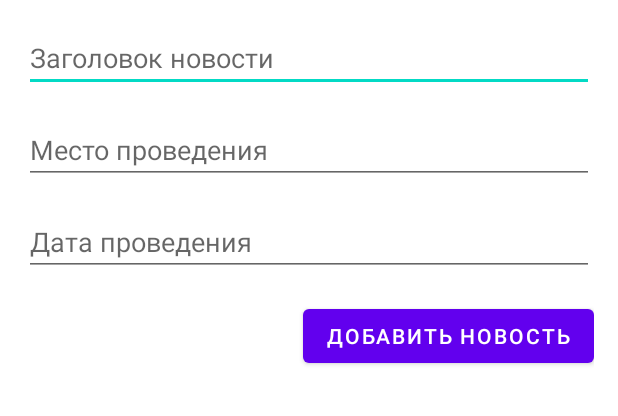
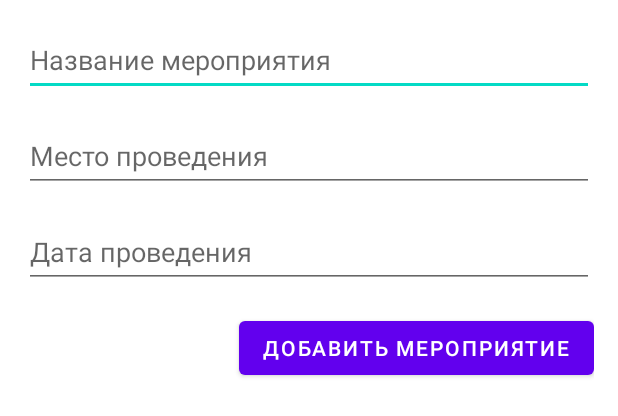
Before and after one commit to Arsenshmid/androidParty, an Android app: the layout activity_add_event.xml on its own in the app's theme, with its tools: preview values and no code run, on a phone screen of 412 x 824 dp. Shown: the top 416 px of the screen. Run offline under Robolectric (Android 15) with nearby library versions, the light colour scheme and no system bars.

```diff
--- a/app/src/main/AndroidManifest.xml
+++ b/app/src/main/AndroidManifest.xml
@@ -11,7 +11,9 @@
         android:supportsRtl="true"
         android:theme="@style/Theme.Party6"
         tools:targetApi="31">
+        <activity android:name=".ProfileActivity" />
 
+        <activity android:name=".AddEventActivity" />
         <activity
             android:name=".ui.login.LoginActivity"
             android:exported="true"> <!-- Устанавливаем android:exported="true" для LoginActivity -->
--- a/app/src/main/java/com/example/party6/AddNewsActivity.java
+++ b/app/src/main/java/com/example/party6/AddEventActivity.java
@@ -4,11 +4,11 @@ import androidx.appcompat.app.AppCompatActivity;
 
 import android.os.Bundle;
 
-public class AddNewsActivity extends AppCompatActivity {
+public class AddEventActivity extends AppCompatActivity {
 
     @Override
     protected void onCreate(Bundle savedInstanceState) {
         super.onCreate(savedInstanceState);
-        setContentView(R.layout.activity_add_news);
+        setContentView(R.layout.activity_add_event);
     }
 }
--- a/app/src/main/res/layout/activity_add_news.xml
+++ b/app/src/main/res/layout/activity_add_event.xml
@@ -5,33 +5,35 @@
     android:padding="16dp">
 
     <EditText
-        android:id="@+id/newsTitleEditText"
+        android:id="@+id/eventTitleEditText"
         android:layout_width="match_parent"
-        android:layout_height="wrap_content"
-        android:hint="Заголовок новости"
+        android:layout_height="48dp"
+        android:hint="Название мероприятия"
         android:layout_marginBottom="16dp"/>
 
     <EditText
-        android:id="@+id/newsPlaceEditText"
+        android:id="@+id/eventPlaceEditText"
         android:layout_width="match_parent"
-        android:layout_height="wrap_content"
+        android:layout_height="48dp"
         android:hint="Место проведения"
-        android:layout_below="@id/newsTitleEditText"
+        android:layout_below="@id/eventTitleEditText"
         android:layout_marginBottom="16dp"/>
 
     <EditText
-        android:id="@+id/newsDateEditText"
+        android:id="@+id/eventDateEditText"
         android:layout_width="match_parent"
-        android:layout_height="wrap_content"
+        android:layout_height="48dp"
         android:hint="Дата проведения"
-        android:layout_below="@id/newsPlaceEditText"
+        android:layout_below="@id/eventPlaceEditText"
         android:layout_marginBottom="16dp"/>
 
+
     <Button
-        android:id="@+id/addNewsButton"
+        android:id="@+id/addEventButtonAddActivity"
         android:layout_width="wrap_content"
         android:layout_height="wrap_content"
-        android:layout_below="@id/newsDateEditText"
+        android:layout_below="@id/eventDateEditText"
         android:layout_alignParentEnd="true"
-        android:text="Добавить новость"/>
+        android:text="Добавить мероприятие"/>
+
 </RelativeLayout>
```
Also changed, not shown: app/src/main/java/com/example/party6/MainActivity.java (+20 -17 lines), app/src/main/res/layout/activity_main.xml (+16 -10 lines), 1 other file.
